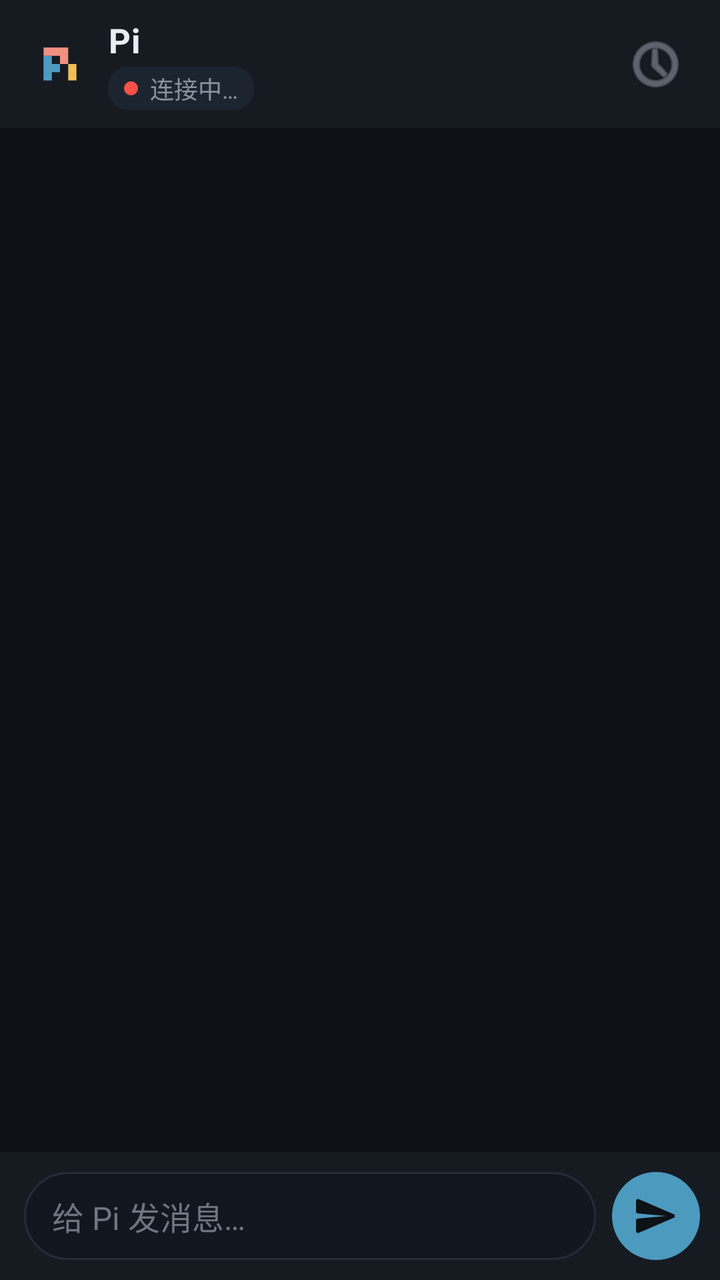
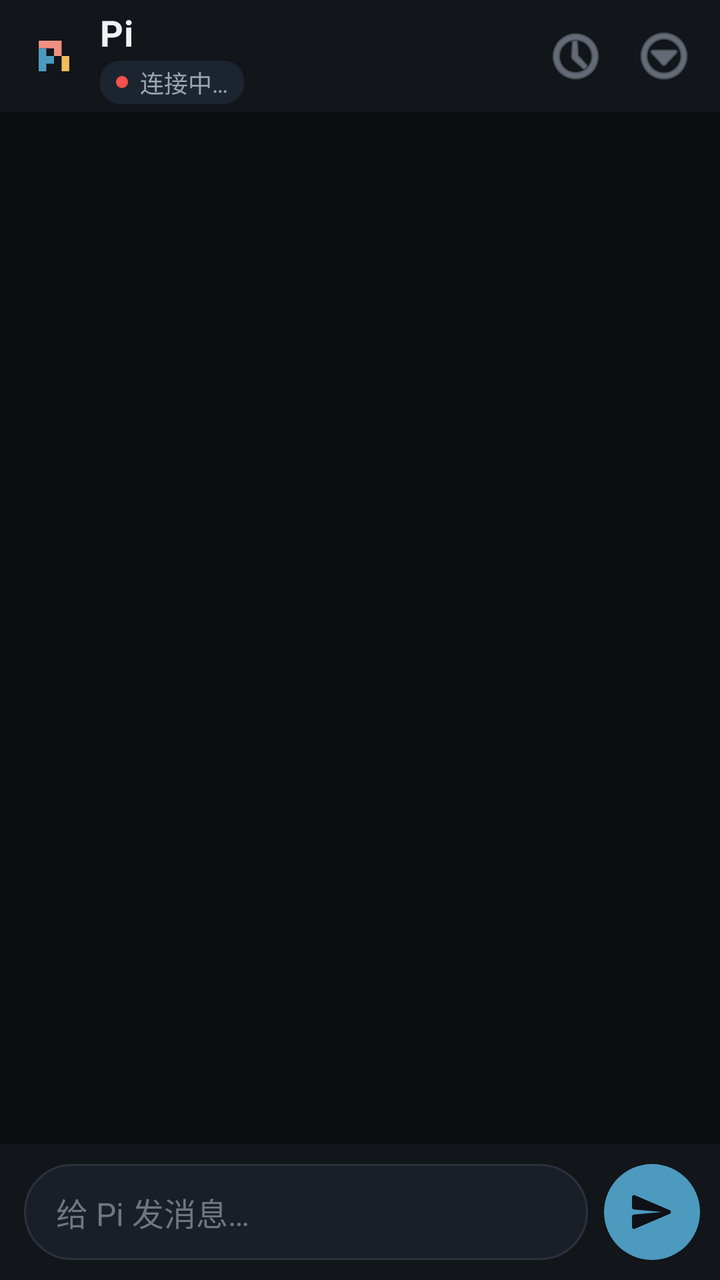

Two renders of the same Android screen: before a commit and after it. Below are the layout's source before the change and the commit's diff.
<!-- AndroidManifest.xml: application theme AppTheme -->
<!-- res/layout/activity_main.xml -->
<?xml version="1.0" encoding="utf-8"?>
<LinearLayout xmlns:android="http://schemas.android.com/apk/res/android"
    android:layout_width="match_parent"
    android:layout_height="match_parent"
    android:orientation="vertical"
    android:background="@color/bg_base">

    <androidx.appcompat.widget.Toolbar
        android:id="@+id/toolbar"
        android:layout_width="match_parent"
        android:layout_height="?attr/actionBarSize"
        android:background="@color/bg_elevated"
        android:elevation="2dp"
        android:paddingEnd="4dp">

        <LinearLayout
            android:layout_width="match_parent"
            android:layout_height="match_parent"
            android:gravity="center_vertical"
            android:orientation="horizontal"
            android:paddingEnd="8dp">

            <ImageView
                android:layout_width="28dp"
                android:layout_height="28dp"
                android:contentDescription="@string/app_name"
                android:src="@drawable/ic_pi_logo" />

            <LinearLayout
                android:layout_width="0dp"
                android:layout_height="wrap_content"
                android:layout_marginStart="10dp"
                android:layout_weight="1"
                android:orientation="vertical">

                <TextView
                    android:id="@+id/brand_title"
                    style="@style/ToolbarTitle"
                    android:layout_width="wrap_content"
                    android:layout_height="wrap_content"
                    android:text="@string/app_name" />

                <LinearLayout
                    android:id="@+id/status_chip"
                    android:layout_width="wrap_content"
                    android:layout_height="wrap_content"
                    android:layout_marginTop="2dp"
                    android:background="@drawable/bg_status_chip"
                    android:gravity="center_vertical"
                    android:orientation="horizontal"
                    android:paddingStart="8dp"
                    android:paddingTop="2dp"
                    android:paddingEnd="8dp"
                    android:paddingBottom="2dp">

                    <View
                        android:id="@+id/status_dot"
                        android:layout_width="7dp"
                        android:layout_height="7dp"
                        android:background="@drawable/ic_status_dot" />

                    <TextView
                        android:id="@+id/status_text"
                        style="@style/StatusChipText"
                        android:layout_width="wrap_content"
                        android:layout_height="wrap_content"
                        android:layout_marginStart="6dp"
                        android:text="@string/status_connecting" />
                </LinearLayout>
            </LinearLayout>

            <ImageButton
                android:id="@+id/btn_sessions"
                android:layout_width="40dp"
                android:layout_height="40dp"
                android:background="?attr/selectableItemBackgroundBorderless"
                android:contentDescription="@string/action_sessions"
                android:src="@android:drawable/ic_menu_recent_history"
                android:tint="@color/text_secondary" />
        </LinearLayout>
    </androidx.appcompat.widget.Toolbar>

    <LinearLayout
        android:id="@+id/reconnect_banner"
        android:layout_width="match_parent"
        android:layout_height="wrap_content"
        android:background="@drawable/bg_reconnect_banner"
        android:gravity="center_vertical"
        android:orientation="horizontal"
        android:paddingStart="14dp"
        android:paddingTop="10dp"
        android:paddingEnd="10dp"
        android:paddingBottom="10dp"
        android:visibility="gone">

        <TextView
            android:id="@+id/reconnect_text"
            android:layout_width="0dp"
            android:layout_height="wrap_content"
            android:layout_weight="1"
            android:text="@string/reconnect_banner"
            android:textColor="@color/pi_salmon"
            android:textSize="13sp" />

        <com.google.android.material.button.MaterialButton
            android:id="@+id/reconnect_btn"
            style="@style/Widget.Material3.Button.TextButton"
            android:layout_width="wrap_content"
            android:layout_height="wrap_content"
            android:text="@string/reconnect_action"
            android:textColor="@color/pi_blue" />
    </LinearLayout>

    <FrameLayout
        android:layout_width="match_parent"
        android:layout_height="0dp"
        android:layout_weight="1">

        <androidx.recyclerview.widget.RecyclerView
            android:id="@+id/messages"
            android:layout_width="match_parent"
            android:layout_height="match_parent"
            android:clipToPadding="false"
            android:overScrollMode="never"
            android:paddingStart="12dp"
            android:paddingTop="10dp"
            android:paddingEnd="12dp"
            android:paddingBottom="12dp" />

        <ImageButton
            android:id="@+id/scroll_bottom"
            android:layout_width="44dp"
            android:layout_height="44dp"
            android:layout_gravity="bottom|end"
            android:layout_margin="14dp"
            android:background="@drawable/bg_send_button"
            android:contentDescription="@string/scroll_to_bottom"
            android:padding="10dp"
            android:scaleType="centerInside"
            android:src="@drawable/ic_scroll_down"
            android:tint="@color/md_theme_onPrimary"
            android:visibility="gone" />

        <LinearLayout
            android:id="@+id/empty_state"
            android:layout_width="match_parent"
            android:layout_height="wrap_content"
            android:layout_gravity="center"
            android:layout_marginStart="28dp"
            android:layout_marginEnd="28dp"
            android:background="@drawable/bg_empty_card"
            android:gravity="center_horizontal"
            android:orientation="vertical"
            android:paddingStart="22dp"
            android:paddingTop="28dp"
            android:paddingEnd="22dp"
            android:paddingBottom="24dp"
            android:visibility="gone">

            <ImageView
                android:layout_width="48dp"
                android:layout_height="48dp"
                android:alpha="0.9"
                android:contentDescription="@string/app_name"
                android:src="@drawable/ic_pi_logo" />

            <TextView
                android:id="@+id/empty_title"
                android:layout_width="wrap_content"
                android:layout_height="wrap_content"
                android:layout_marginTop="16dp"
                android:text="@string/empty_title"
                android:textColor="@color/text_primary"
                android:textSize="18sp"
                android:textStyle="bold" />

            <TextView
                android:id="@+id/empty_body"
                android:layout_width="match_parent"
                android:layout_height="wrap_content"
                android:layout_marginTop="8dp"
                android:gravity="center"
                android:lineSpacingExtra="2dp"
                android:text="@string/empty_body"
                android:textColor="@color/text_secondary"
                android:textSize="14sp" />

            <com.google.android.material.button.MaterialButton
                android:id="@+id/empty_action"
                android:layout_width="wrap_content"
                android:layout_height="wrap_content"
                android:layout_marginTop="16dp"
                android:text="@string/empty_open_settings"
                android:visibility="gone" />
        </LinearLayout>
    </FrameLayout>

    
    <LinearLayout
        android:id="@+id/actions"
        android:layout_width="match_parent"
        android:layout_height="wrap_content"
        android:background="@drawable/bg_actions_panel"
        android:orientation="vertical"
        android:paddingStart="14dp"
        android:paddingTop="12dp"
        android:paddingEnd="14dp"
        android:paddingBottom="12dp"
        android:visibility="gone">

        <TextView
            android:id="@+id/actions_title"
            android:layout_width="match_parent"
            android:layout_height="wrap_content"
            android:textColor="@color/pi_amber"
            android:textSize="14sp"
            android:textStyle="bold" />

        <EditText
            android:id="@+id/actions_input"
            android:layout_width="match_parent"
            android:layout_height="wrap_content"
            android:layout_marginTop="8dp"
            android:background="@drawable/bg_composer"
            android:hint=""
            android:maxLines="6"
            android:padding="12dp"
            android:textColor="@color/text_primary"
            android:textColorHint="@color/text_muted"
            android:textSize="15sp"
            android:visibility="gone" />

        <HorizontalScrollView
            android:layout_width="match_parent"
            android:layout_height="wrap_content"
            android:layout_marginTop="8dp"
            android:scrollbars="none">

            <LinearLayout
                android:id="@+id/actions_buttons"
                android:layout_width="wrap_content"
                android:layout_height="wrap_content"
                android:gravity="start"
                android:orientation="horizontal" />
        </HorizontalScrollView>
    </LinearLayout>

    <LinearLayout
        android:layout_width="match_parent"
        android:layout_height="wrap_content"
        android:background="@color/bg_elevated"
        android:elevation="4dp"
        android:gravity="center_vertical"
        android:orientation="horizontal"
        android:paddingStart="12dp"
        android:paddingTop="10dp"
        android:paddingEnd="10dp"
        android:paddingBottom="10dp">

        <EditText
            android:id="@+id/composer"
            style="@style/ComposerText"
            android:layout_width="0dp"
            android:layout_height="wrap_content"
            android:layout_weight="1"
            android:background="@drawable/bg_composer"
            android:hint="@string/hint_message"
            android:imeOptions="actionSend"
            android:inputType="textMultiLine|textCapSentences"
            android:maxLines="6"
            android:minHeight="44dp"
            android:paddingStart="14dp"
            android:paddingTop="10dp"
            android:paddingEnd="14dp"
            android:paddingBottom="10dp" />

        <ImageButton
            android:id="@+id/send"
            android:layout_width="44dp"
            android:layout_height="44dp"
            android:layout_marginStart="8dp"
            android:background="@drawable/bg_send_button"
            android:contentDescription="@string/action_send"
            android:padding="10dp"
            android:scaleType="centerInside"
            android:src="@drawable/ic_send"
            android:tint="@color/md_theme_onPrimary" />
    </LinearLayout>
</LinearLayout>
<!-- resources referenced by this layout -->
<resources>
  <color name="bg_base">#0E1116</color>
  <color name="bg_elevated">#161B22</color>
  <color name="md_theme_onPrimary">#0E1116</color>
  <color name="pi_amber">#F1BE58</color>
  <color name="pi_blue">#4D9ABF</color>
  <color name="pi_salmon">#F09082</color>
  <color name="text_muted">#6E7681</color>
  <color name="text_primary">#E6EDF3</color>
  <color name="text_secondary">#8B949E</color>
  <!-- drawable bg_composer (drawable) -->
  <?xml version="1.0" encoding="utf-8"?>
  <shape xmlns:android="http://schemas.android.com/apk/res/android"
      android:shape="rectangle">
      <solid android:color="@color/bg_composer" />
      <corners android:radius="22dp" />
      <stroke
          android:width="1dp"
          android:color="@color/divider" />
  </shape>
  <!-- drawable bg_empty_card (drawable) -->
  <?xml version="1.0" encoding="utf-8"?>
  <shape xmlns:android="http://schemas.android.com/apk/res/android"
      android:shape="rectangle">
      <solid android:color="@color/bg_elevated" />
      <corners android:radius="16dp" />
      <stroke
          android:width="1dp"
          android:color="@color/divider" />
  </shape>
  <string name="action_send">发送</string>
  <string name="action_sessions">会话列表</string>
  <string name="app_name">Pi</string>
  <string name="empty_body">连上 Termux 里的连接器（pi-rpc-bridge）后，就可以在这里和 Pi 对话。</string>
  <string name="empty_open_settings">打开设置</string>
  <string name="empty_title">还没有消息</string>
  <string name="hint_message">给 Pi 发消息…</string>
  <string name="reconnect_action">重新连接</string>
  <string name="reconnect_banner">连接器已断开</string>
  <string name="scroll_to_bottom">回到底部</string>
  <string name="status_connecting">连接中…</string>
  <style name="ComposerText">
          <item name="android:textColor">@color/text_primary</item>
          <item name="android:textColorHint">@color/text_muted</item>
          <item name="android:textSize">16sp</item>
          <item name="android:lineSpacingExtra">2dp</item>
      </style>
  <style name="StatusChipText">
          <item name="android:textColor">@color/text_secondary</item>
          <item name="android:textSize">12sp</item>
          <item name="android:maxLines">1</item>
          <item name="android:ellipsize">end</item>
      </style>
  <style name="ToolbarTitle">
          <item name="android:textColor">@color/text_primary</item>
          <item name="android:textSize">17sp</item>
          <item name="android:textStyle">bold</item>
          <item name="android:letterSpacing">0.02</item>
      </style>
  <style name="AppTheme" parent="Theme.Material3.Dark.NoActionBar">
          <item name="colorPrimary">@color/md_theme_primary</item>
          <item name="colorOnPrimary">@color/md_theme_onPrimary</item>
          <item name="colorSecondary">@color/md_theme_secondary</item>
          <item name="colorTertiary">@color/md_theme_tertiary</item>
          <item name="android:statusBarColor">@color/bg_elevated</item>
          <item name="android:navigationBarColor">@color/bg_base</item>
          <item name="android:windowBackground">@color/bg_base</item>
          <item name="android:colorBackground">@color/bg_base</item>
          <item name="colorSurface">@color/bg_elevated</item>
          <item name="colorOnSurface">@color/text_primary</item>
          <item name="android:textColorPrimary">@color/text_primary</item>
          <item name="android:textColorSecondary">@color/text_secondary</item>
          <item name="popupMenuBackground">@color/bg_elevated</item>
      </style>
  <color name="bg_actions">#1A1810</color>
  <color name="pi_amber_dim">#664D2A</color>
  <color name="bg_composer">#12171F</color>
  <color name="divider">#242C38</color>
  <color name="pi_blue_press">#337AA0</color>
  <color name="bg_chip">#1C2430</color>
  <color name="status_offline">#F85149</color>
  <color name="md_theme_primary">#4D9ABF</color>
  <color name="md_theme_secondary">#F09082</color>
  <color name="md_theme_tertiary">#F1BE58</color>
  <!-- unchanged entries left out for length: 8 -->
</resources>

<!-- the commit's change to res/layout/activity_main.xml (unified diff, before → after) -->
@@ -1,28 +1,31 @@
 <?xml version="1.0" encoding="utf-8"?>
 <LinearLayout xmlns:android="http://schemas.android.com/apk/res/android"
+    android:id="@+id/root"
     android:layout_width="match_parent"
     android:layout_height="match_parent"
-    android:orientation="vertical"
-    android:background="@color/bg_base">
-
-    <androidx.appcompat.widget.Toolbar
-        android:id="@+id/toolbar"
-        android:layout_width="match_parent"
-        android:layout_height="?attr/actionBarSize"
-        android:background="@color/bg_elevated"
-        android:elevation="2dp"
-        android:paddingEnd="4dp">
+    android:background="@color/bg_base"
+    android:orientation="vertical">
+
+    <LinearLayout
+        android:id="@+id/top_bar"
+        android:layout_width="match_parent"
+        android:layout_height="wrap_content"
+        android:background="@drawable/bg_toolbar"
+        android:elevation="3dp"
+        android:orientation="vertical">
 
         <LinearLayout
-            android:layout_width="match_parent"
-            android:layout_height="match_parent"
+            android:id="@+id/toolbar_row"
+            android:layout_width="match_parent"
+            android:layout_height="56dp"
             android:gravity="center_vertical"
             android:orientation="horizontal"
-            android:paddingEnd="8dp">
+            android:paddingStart="14dp"
+            android:paddingEnd="6dp">
 
             <ImageView
-                android:layout_width="28dp"
-                android:layout_height="28dp"
+                android:layout_width="26dp"
+                android:layout_height="26dp"
                 android:contentDescription="@string/app_name"
                 android:src="@drawable/ic_pi_logo" />
 
@@ -36,7 +39,7 @@
                 <TextView
                     android:id="@+id/brand_title"
                     style="@style/ToolbarTitle"
-                    android:layout_width="wrap_content"
+                    android:layout_width="match_parent"
                     android:layout_height="wrap_content"
                     android:text="@string/app_name" />
 
@@ -55,8 +58,8 @@
 
                     <View
                         android:id="@+id/status_dot"
-                        android:layout_width="7dp"
-                        android:layout_height="7dp"
+                        android:layout_width="6dp"
+                        android:layout_height="6dp"
                         android:background="@drawable/ic_status_dot" />
 
                     <TextView
@@ -71,14 +74,23 @@
 
             <ImageButton
                 android:id="@+id/btn_sessions"
-                android:layout_width="40dp"
-                android:layout_height="40dp"
+                android:layout_width="44dp"
+                android:layout_height="44dp"
                 android:background="?attr/selectableItemBackgroundBorderless"
                 android:contentDescription="@string/action_sessions"
                 android:src="@android:drawable/ic_menu_recent_history"
                 android:tint="@color/text_secondary" />
+
+            <ImageButton
+                android:id="@+id/btn_menu"
+                android:layout_width="44dp"
+                android:layout_height="44dp"
+                android:background="?attr/selectableItemBackgroundBorderless"
+                android:contentDescription="@string/settings"
+                android:src="@android:drawable/ic_menu_more"
+                android:tint="@color/text_secondary" />
         </LinearLayout>
-    </androidx.appcompat.widget.Toolbar>
+    </LinearLayout>
 
     <LinearLayout
         android:id="@+id/reconnect_banner"
@@ -89,7 +101,7 @@
         android:orientation="horizontal"
         android:paddingStart="14dp"
         android:paddingTop="10dp"
-        android:paddingEnd="10dp"
+        android:paddingEnd="8dp"
         android:paddingBottom="10dp"
         android:visibility="gone">
 
@@ -107,6 +119,7 @@
             style="@style/Widget.Material3.Button.TextButton"
             android:layout_width="wrap_content"
             android:layout_height="wrap_content"
+            android:minWidth="0dp"
             android:text="@string/reconnect_action"
             android:textColor="@color/pi_blue" />
     </LinearLayout>
@@ -122,9 +135,7 @@
             android:layout_height="match_parent"
             android:clipToPadding="false"
             android:overScrollMode="never"
-            android:paddingStart="12dp"
-            android:paddingTop="10dp"
-            android:paddingEnd="12dp"
+            android:paddingTop="8dp"
             android:paddingBottom="12dp" />
 
         <ImageButton
@@ -132,7 +143,7 @@
             android:layout_width="44dp"
             android:layout_height="44dp"
             android:layout_gravity="bottom|end"
-            android:layout_margin="14dp"
+            android:layout_margin="16dp"
             android:background="@drawable/bg_send_button"
             android:contentDescription="@string/scroll_to_bottom"
             android:padding="10dp"
@@ -146,21 +157,15 @@
             android:layout_width="match_parent"
             android:layout_height="wrap_content"
             android:layout_gravity="center"
-            android:layout_marginStart="28dp"
-            android:layout_marginEnd="28dp"
-            android:background="@drawable/bg_empty_card"
             android:gravity="center_horizontal"
             android:orientation="vertical"
-            android:paddingStart="22dp"
-            android:paddingTop="28dp"
-            android:paddingEnd="22dp"
-            android:paddingBottom="24dp"
+            android:paddingStart="28dp"
+            android:paddingEnd="28dp"
             android:visibility="gone">
 
             <ImageView
-                android:layout_width="48dp"
-                android:layout_height="48dp"
-                android:alpha="0.9"
+                android:layout_width="56dp"
+                android:layout_height="56dp"
                 android:contentDescription="@string/app_name"
                 android:src="@drawable/ic_pi_logo" />
 
@@ -168,10 +173,10 @@
                 android:id="@+id/empty_title"
                 android:layout_width="wrap_content"
                 android:layout_height="wrap_content"
-                android:layout_marginTop="16dp"
+                android:layout_marginTop="18dp"
                 android:text="@string/empty_title"
                 android:textColor="@color/text_primary"
-                android:textSize="18sp"
+                android:textSize="20sp"
                 android:textStyle="bold" />
 
             <TextView
@@ -180,7 +185,7 @@
                 android:layout_height="wrap_content"
                 android:layout_marginTop="8dp"
                 android:gravity="center"
-                android:lineSpacingExtra="2dp"
+                android:lineSpacingMultiplier="1.25"
                 android:text="@string/empty_body"
                 android:textColor="@color/text_secondary"
                 android:textSize="14sp" />
@@ -192,10 +197,17 @@
                 android:layout_marginTop="16dp"
                 android:text="@string/empty_open_settings"
                 android:visibility="gone" />
+
+            <LinearLayout
+                android:id="@+id/suggest_row"
+                android:layout_width="match_parent"
+                android:layout_height="wrap_content"
+                android:layout_marginTop="22dp"
+                android:gravity="center"
+                android:orientation="vertical" />
         </LinearLayout>
     </FrameLayout>
 
-    
     <LinearLayout
         android:id="@+id/actions"
         android:layout_width="match_parent"
@@ -246,11 +258,12 @@
     </LinearLayout>
 
     <LinearLayout
+        android:id="@+id/composer_bar"
         android:layout_width="match_parent"
         android:layout_height="wrap_content"
         android:background="@color/bg_elevated"
-        android:elevation="4dp"
-        android:gravity="center_vertical"
+        android:elevation="6dp"
+        android:gravity="bottom"
         android:orientation="horizontal"
         android:paddingStart="12dp"
         android:paddingTop="10dp"
@@ -268,20 +281,20 @@
             android:imeOptions="actionSend"
             android:inputType="textMultiLine|textCapSentences"
             android:maxLines="6"
-            android:minHeight="44dp"
-            android:paddingStart="14dp"
-            android:paddingTop="10dp"
-            android:paddingEnd="14dp"
-            android:paddingBottom="10dp" />
+            android:minHeight="48dp"
+            android:paddingStart="16dp"
+            android:paddingTop="12dp"
+            android:paddingEnd="16dp"
+            android:paddingBottom="12dp" />
 
         <ImageButton
             android:id="@+id/send"
-            android:layout_width="44dp"
-            android:layout_height="44dp"
+            android:layout_width="48dp"
+            android:layout_height="48dp"
             android:layout_marginStart="8dp"
             android:background="@drawable/bg_send_button"
             android:contentDescription="@string/action_send"
-            android:padding="10dp"
+            android:padding="12dp"
             android:scaleType="centerInside"
             android:src="@drawable/ic_send"
             android:tint="@color/md_theme_onPrimary" />
<!-- resource entries referenced after the edit -->
@@ -1,50 +1,47 @@
 <!-- resources referenced by this layout -->
 <resources>
-  <color name="bg_base">#0E1116</color>
-  <color name="bg_elevated">#161B22</color>
+  <color name="bg_base">#0B0D10</color>
+  <color name="bg_elevated">#12151A</color>
   <color name="md_theme_onPrimary">#0E1116</color>
   <color name="pi_amber">#F1BE58</color>
   <color name="pi_blue">#4D9ABF</color>
   <color name="pi_salmon">#F09082</color>
   <color name="text_muted">#6E7681</color>
-  <color name="text_primary">#E6EDF3</color>
-  <color name="text_secondary">#8B949E</color>
+  <color name="text_primary">#F0F3F6</color>
+  <color name="text_secondary">#9AA4B2</color>
   <!-- drawable bg_composer (drawable) -->
   <?xml version="1.0" encoding="utf-8"?>
   <shape xmlns:android="http://schemas.android.com/apk/res/android"
       android:shape="rectangle">
       <solid android:color="@color/bg_composer" />
-      <corners android:radius="22dp" />
+      <corners android:radius="24dp" />
       <stroke
           android:width="1dp"
-          android:color="@color/divider" />
+          android:color="@color/bg_composer_stroke" />
   </shape>
-  <!-- drawable bg_empty_card (drawable) -->
+  <!-- drawable bg_toolbar (drawable) -->
   <?xml version="1.0" encoding="utf-8"?>
   <shape xmlns:android="http://schemas.android.com/apk/res/android"
       android:shape="rectangle">
       <solid android:color="@color/bg_elevated" />
-      <corners android:radius="16dp" />
-      <stroke
-          android:width="1dp"
-          android:color="@color/divider" />
   </shape>
   <string name="action_send">发送</string>
   <string name="action_sessions">会话列表</string>
   <string name="app_name">Pi</string>
-  <string name="empty_body">连上 Termux 里的连接器（pi-rpc-bridge）后，就可以在这里和 Pi 对话。</string>
+  <string name="empty_body">连上 Termux 里的连接器后即可开始。</string>
   <string name="empty_open_settings">打开设置</string>
-  <string name="empty_title">还没有消息</string>
+  <string name="empty_title">今天想聊点什么？</string>
   <string name="hint_message">给 Pi 发消息…</string>
   <string name="reconnect_action">重新连接</string>
-  <string name="reconnect_banner">连接器已断开</string>
+  <string name="reconnect_banner">连接器未响应，请检查 Termux</string>
   <string name="scroll_to_bottom">回到底部</string>
+  <string name="settings">设置</string>
   <string name="status_connecting">连接中…</string>
   <style name="ComposerText">
           <item name="android:textColor">@color/text_primary</item>
           <item name="android:textColorHint">@color/text_muted</item>
           <item name="android:textSize">16sp</item>
-          <item name="android:lineSpacingExtra">2dp</item>
+          <item name="android:lineSpacingMultiplier">1.25</item>
       </style>
   <style name="StatusChipText">
           <item name="android:textColor">@color/text_secondary</item>
@@ -54,17 +51,19 @@
       </style>
   <style name="ToolbarTitle">
           <item name="android:textColor">@color/text_primary</item>
-          <item name="android:textSize">17sp</item>
+          <item name="android:textSize">18sp</item>
           <item name="android:textStyle">bold</item>
-          <item name="android:letterSpacing">0.02</item>
+          <item name="android:letterSpacing">0.01</item>
+          <item name="android:maxLines">1</item>
+          <item name="android:ellipsize">end</item>
       </style>
   <style name="AppTheme" parent="Theme.Material3.Dark.NoActionBar">
           <item name="colorPrimary">@color/md_theme_primary</item>
           <item name="colorOnPrimary">@color/md_theme_onPrimary</item>
           <item name="colorSecondary">@color/md_theme_secondary</item>
           <item name="colorTertiary">@color/md_theme_tertiary</item>
-          <item name="android:statusBarColor">@color/bg_elevated</item>
-          <item name="android:navigationBarColor">@color/bg_base</item>
+          <item name="android:statusBarColor">@android:color/transparent</item>
+          <item name="android:navigationBarColor">@color/bg_elevated</item>
           <item name="android:windowBackground">@color/bg_base</item>
           <item name="android:colorBackground">@color/bg_base</item>
           <item name="colorSurface">@color/bg_elevated</item>
@@ -72,11 +71,12 @@
           <item name="android:textColorPrimary">@color/text_primary</item>
           <item name="android:textColorSecondary">@color/text_secondary</item>
           <item name="popupMenuBackground">@color/bg_elevated</item>
+          <item name="android:windowLightStatusBar">false</item>
       </style>
   <color name="bg_actions">#1A1810</color>
   <color name="pi_amber_dim">#664D2A</color>
-  <color name="bg_composer">#12171F</color>
-  <color name="divider">#242C38</color>
+  <color name="bg_composer">#1A1F27</color>
+  <color name="bg_composer_stroke">#2A323E</color>
   <color name="pi_blue_press">#337AA0</color>
   <color name="bg_chip">#1C2430</color>
   <color name="status_offline">#F85149</color>
